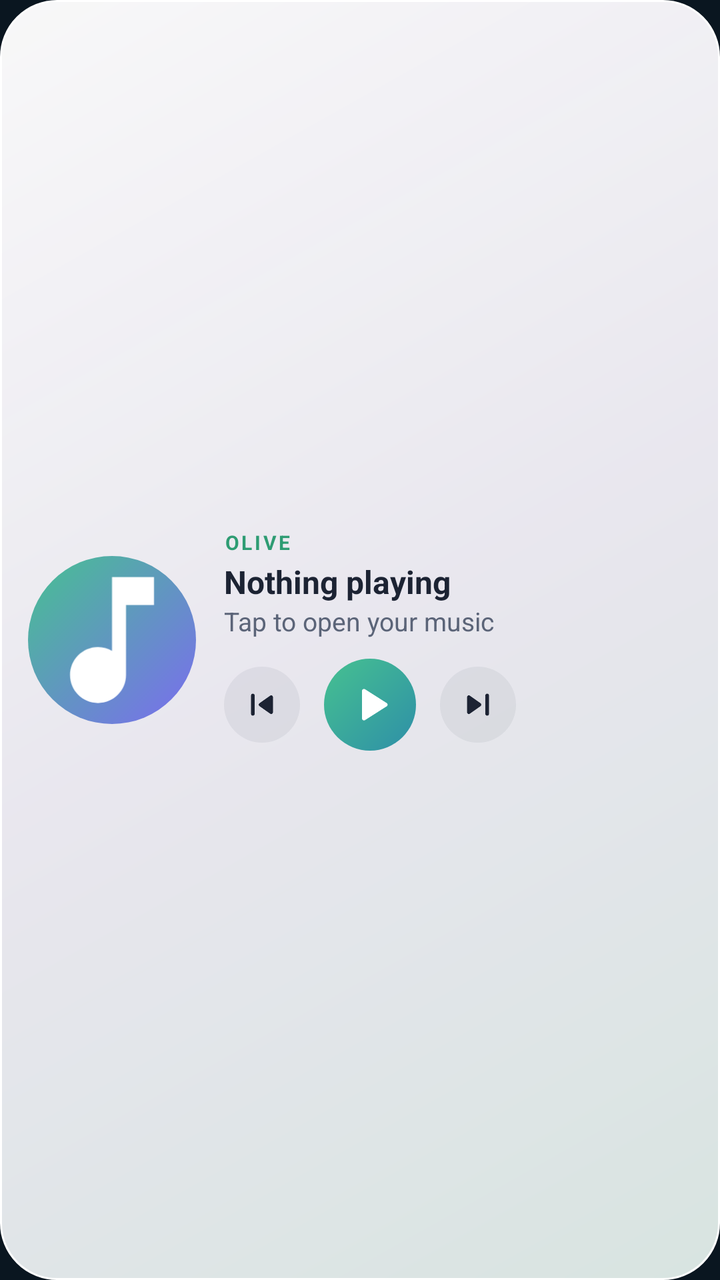
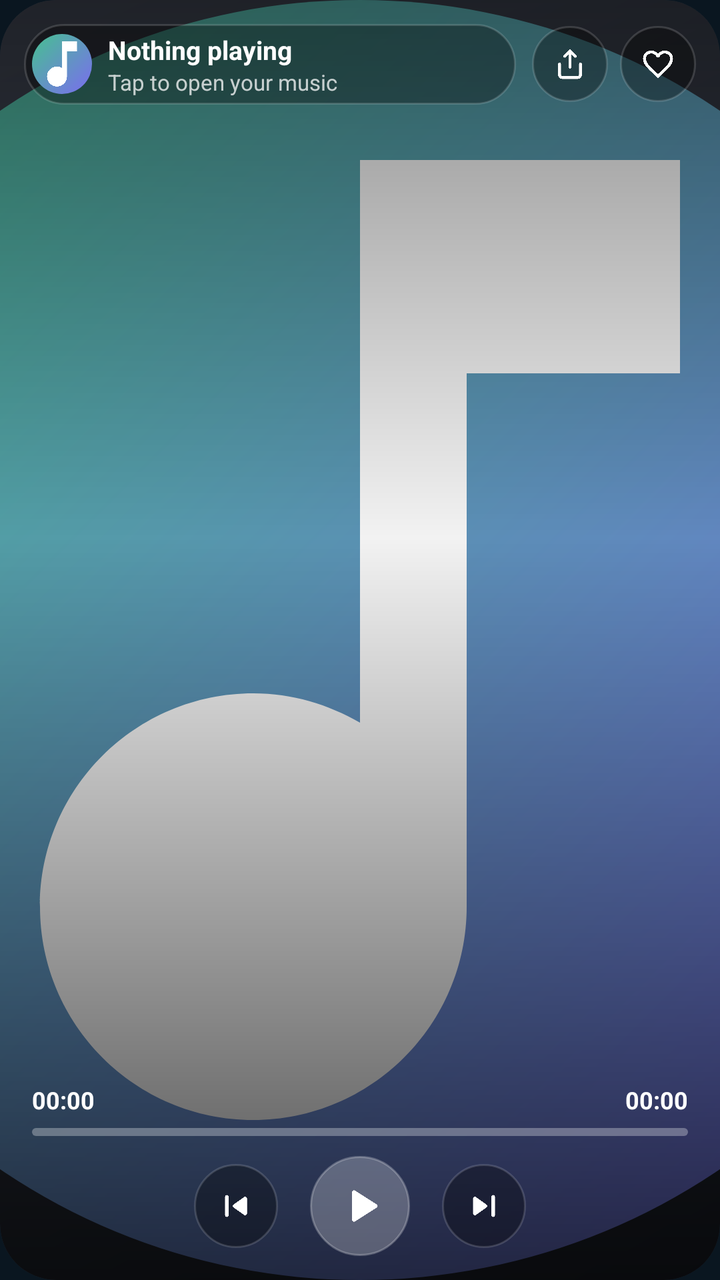

Before-and-after screenshots of an Android layout around one commit, followed by the original layout XML and the change that was made.
<!-- AndroidManifest.xml: application theme Theme.WaLEve -->
<!-- res/layout/widget_player.xml -->
<?xml version="1.0" encoding="utf-8"?>
<LinearLayout xmlns:android="http://schemas.android.com/apk/res/android"
    android:id="@+id/widget_root"
    android:layout_width="match_parent"
    android:layout_height="match_parent"
    android:background="@drawable/widget_bg"
    android:gravity="center_vertical"
    android:orientation="horizontal"
    android:padding="14dp">

    <ImageView
        android:id="@+id/widget_art"
        android:layout_width="84dp"
        android:layout_height="84dp"
        android:contentDescription="@string/widget_art"
        android:scaleType="centerCrop"
        android:src="@drawable/widget_art_placeholder" />

    <LinearLayout
        android:layout_width="0dp"
        android:layout_height="wrap_content"
        android:layout_marginStart="14dp"
        android:layout_weight="1"
        android:orientation="vertical">

        <TextView
            android:id="@+id/widget_label"
            android:layout_width="wrap_content"
            android:layout_height="wrap_content"
            android:letterSpacing="0.12"
            android:text="@string/widget_label_idle"
            android:textAllCaps="true"
            android:textColor="#2E9C73"
            android:textSize="10sp"
            android:textStyle="bold" />

        <TextView
            android:id="@+id/widget_title"
            android:layout_width="match_parent"
            android:layout_height="wrap_content"
            android:layout_marginTop="2dp"
            android:ellipsize="end"
            android:maxLines="1"
            android:text="@string/widget_title_idle"
            android:textColor="#1C2333"
            android:textSize="16sp"
            android:textStyle="bold" />

        <TextView
            android:id="@+id/widget_artist"
            android:layout_width="match_parent"
            android:layout_height="wrap_content"
            android:ellipsize="end"
            android:maxLines="1"
            android:text="@string/widget_artist_idle"
            android:textColor="#5B6478"
            android:textSize="13sp" />

        <LinearLayout
            android:layout_width="wrap_content"
            android:layout_height="wrap_content"
            android:layout_marginTop="10dp"
            android:gravity="center_vertical"
            android:orientation="horizontal">

            <ImageView
                android:id="@+id/widget_prev"
                android:layout_width="38dp"
                android:layout_height="38dp"
                android:background="@drawable/widget_btn_bg"
                android:contentDescription="@string/widget_prev"
                android:padding="8dp"
                android:src="@drawable/ic_w_prev" />

            <ImageView
                android:id="@+id/widget_play"
                android:layout_width="46dp"
                android:layout_height="46dp"
                android:layout_marginStart="12dp"
                android:layout_marginEnd="12dp"
                android:background="@drawable/widget_play_bg"
                android:contentDescription="@string/widget_play"
                android:padding="11dp"
                android:src="@drawable/ic_w_play" />

            <ImageView
                android:id="@+id/widget_next"
                android:layout_width="38dp"
                android:layout_height="38dp"
                android:background="@drawable/widget_btn_bg"
                android:contentDescription="@string/widget_next"
                android:padding="8dp"
                android:src="@drawable/ic_w_next" />
        </LinearLayout>
    </LinearLayout>
</LinearLayout>
<!-- resources referenced by this layout -->
<resources>
  <!-- drawable ic_w_next (drawable) -->
  <?xml version="1.0" encoding="utf-8"?>
  <vector xmlns:android="http://schemas.android.com/apk/res/android" android:width="24dp" android:height="24dp" android:viewportWidth="24" android:viewportHeight="24">
      <path android:fillColor="#FF1C2333" android:pathData="M7.58,16.89l5.77,-4.07c0.56,-0.4 0.56,-1.24 0,-1.63L7.58,7.11C6.91,6.65 6,7.12 6,7.93v8.14c0,0.81 0.91,1.28 1.58,0.82zM16,7v10c0,0.55 0.45,1 1,1s1,-0.45 1,-1V7c0,-0.55 -0.45,-1 -1,-1s-1,0.45 -1,1z" />
  </vector>
  <!-- drawable ic_w_prev (drawable) -->
  <?xml version="1.0" encoding="utf-8"?>
  <vector xmlns:android="http://schemas.android.com/apk/res/android" android:width="24dp" android:height="24dp" android:viewportWidth="24" android:viewportHeight="24">
      <path android:fillColor="#FF1C2333" android:pathData="M7,6c0.55,0 1,0.45 1,1v10c0,0.55 -0.45,1 -1,1s-1,-0.45 -1,-1V7c0,-0.55 0.45,-1 1,-1zM10.66,12.82l5.77,4.07c0.66,0.47 1.58,-0.01 1.58,-0.82V7.93c0,-0.81 -0.91,-1.28 -1.58,-0.82l-5.77,4.07c-0.57,0.4 -0.57,1.24 0,1.64z" />
  </vector>
  <!-- drawable widget_bg (drawable) -->
  <?xml version="1.0" encoding="utf-8"?>
  <shape xmlns:android="http://schemas.android.com/apk/res/android" android:shape="rectangle">
      <gradient android:angle="315" android:startColor="#F7FFFFFF" android:centerColor="#F0F6F3FB" android:endColor="#EAEAF6F1" />
      <corners android:radius="28dp" />
      <stroke android:width="1dp" android:color="#FFFFFFFF" />
  </shape>
  <!-- drawable widget_btn_bg (drawable) -->
  <?xml version="1.0" encoding="utf-8"?>
  <shape xmlns:android="http://schemas.android.com/apk/res/android" android:shape="oval">
      <solid android:color="#0F1C2333" />
  </shape>
  <!-- drawable widget_play_bg (drawable) -->
  <?xml version="1.0" encoding="utf-8"?>
  <shape xmlns:android="http://schemas.android.com/apk/res/android" android:shape="oval">
      <gradient android:angle="315" android:startColor="#46C190" android:endColor="#2E8FA8" />
  </shape>
  <string name="widget_label_idle">Olive</string>
  <!-- unchanged entries left out for length: 10 -->
</resources>

<!-- the commit's change to res/layout/widget_player.xml (unified diff, before → after) -->
@@ -1,96 +1,196 @@
 <?xml version="1.0" encoding="utf-8"?>
-<LinearLayout xmlns:android="http://schemas.android.com/apk/res/android"
-    android:id="@+id/widget_root"
+<FrameLayout xmlns:android="http://schemas.android.com/apk/res/android"
+    android:id="@android:id/background"
     android:layout_width="match_parent"
     android:layout_height="match_parent"
-    android:background="@drawable/widget_bg"
-    android:gravity="center_vertical"
-    android:orientation="horizontal"
-    android:padding="14dp">
+    android:background="@drawable/widget_card_bg"
+    android:clipToOutline="true">
 
     <ImageView
         android:id="@+id/widget_art"
-        android:layout_width="84dp"
-        android:layout_height="84dp"
+        android:layout_width="match_parent"
+        android:layout_height="match_parent"
         android:contentDescription="@string/widget_art"
         android:scaleType="centerCrop"
         android:src="@drawable/widget_art_placeholder" />
 
+    <ImageView
+        android:layout_width="match_parent"
+        android:layout_height="match_parent"
+        android:importantForAccessibility="no"
+        android:scaleType="fitXY"
+        android:src="@drawable/widget_scrim" />
+
     <LinearLayout
-        android:layout_width="0dp"
-        android:layout_height="wrap_content"
-        android:layout_marginStart="14dp"
-        android:layout_weight="1"
-        android:orientation="vertical">
+        android:id="@+id/widget_root"
+        android:layout_width="match_parent"
+        android:layout_height="match_parent"
+        android:orientation="vertical"
+        android:padding="12dp">
 
-        <TextView
-            android:id="@+id/widget_label"
-            android:layout_width="wrap_content"
-            android:layout_height="wrap_content"
-            android:letterSpacing="0.12"
-            android:text="@string/widget_label_idle"
-            android:textAllCaps="true"
-            android:textColor="#2E9C73"
-            android:textSize="10sp"
-            android:textStyle="bold" />
-
-        <TextView
-            android:id="@+id/widget_title"
+        
+        <LinearLayout
             android:layout_width="match_parent"
             android:layout_height="wrap_content"
-            android:layout_marginTop="2dp"
-            android:ellipsize="end"
-            android:maxLines="1"
-            android:text="@string/widget_title_idle"
-            android:textColor="#1C2333"
-            android:textSize="16sp"
-            android:textStyle="bold" />
+            android:gravity="center_vertical"
+            android:orientation="horizontal">
 
-        <TextView
-            android:id="@+id/widget_artist"
+            <LinearLayout
+                android:id="@+id/widget_pill"
+                android:layout_width="0dp"
+                android:layout_height="wrap_content"
+                android:layout_weight="1"
+                android:background="@drawable/widget_glass_pill"
+                android:gravity="center_vertical"
+                android:orientation="horizontal"
+                android:paddingStart="4dp"
+                android:paddingTop="4dp"
+                android:paddingEnd="12dp"
+                android:paddingBottom="4dp">
+
+                <ImageView
+                    android:id="@+id/widget_thumb"
+                    android:layout_width="30dp"
+                    android:layout_height="30dp"
+                    android:contentDescription="@string/widget_art"
+                    android:scaleType="centerCrop"
+                    android:src="@drawable/widget_art_placeholder" />
+
+                <LinearLayout
+                    android:layout_width="match_parent"
+                    android:layout_height="wrap_content"
+                    android:layout_marginStart="8dp"
+                    android:orientation="vertical">
+
+                    <TextView
+                        android:id="@+id/widget_title"
+                        android:layout_width="match_parent"
+                        android:layout_height="wrap_content"
+                        android:ellipsize="end"
+                        android:maxLines="1"
+                        android:text="@string/widget_title_idle"
+                        android:textColor="#FFFFFFFF"
+                        android:textSize="13sp"
+                        android:textStyle="bold" />
+
+                    <TextView
+                        android:id="@+id/widget_artist"
+                        android:layout_width="match_parent"
+                        android:layout_height="wrap_content"
+                        android:ellipsize="end"
+                        android:maxLines="1"
+                        android:text="@string/widget_artist_idle"
+                        android:textColor="#BFFFFFFF"
+                        android:textSize="11sp" />
+                </LinearLayout>
+            </LinearLayout>
+
+            <ImageView
+                android:id="@+id/widget_share"
+                android:layout_width="38dp"
+                android:layout_height="38dp"
+                android:layout_marginStart="8dp"
+                android:background="@drawable/widget_glass_circle"
+                android:contentDescription="@string/widget_share"
+                android:padding="10dp"
+                android:src="@drawable/ic_w_share" />
+
+            <ImageView
+                android:id="@+id/widget_fav"
+                android:layout_width="38dp"
+                android:layout_height="38dp"
+                android:layout_marginStart="6dp"
+                android:background="@drawable/widget_glass_circle"
+                android:contentDescription="@string/widget_fav"
+                android:padding="10dp"
+                android:src="@drawable/ic_w_heart" />
+        </LinearLayout>
+
+        
+        <FrameLayout
+            android:id="@+id/widget_open"
+            android:layout_width="match_parent"
+            android:layout_height="0dp"
+            android:layout_weight="1" />
+
+        
+        <LinearLayout
             android:layout_width="match_parent"
             android:layout_height="wrap_content"
-            android:ellipsize="end"
-            android:maxLines="1"
-            android:text="@string/widget_artist_idle"
-            android:textColor="#5B6478"
-            android:textSize="13sp" />
+            android:orientation="horizontal"
+            android:paddingStart="4dp"
+            android:paddingEnd="4dp">
 
+            <Chronometer
+                android:id="@+id/widget_elapsed"
+                android:layout_width="wrap_content"
+                android:layout_height="wrap_content"
+                android:textColor="#FFFFFFFF"
+                android:textSize="12sp"
+                android:textStyle="bold" />
+
+            <FrameLayout
+                android:layout_width="0dp"
+                android:layout_height="1dp"
+                android:layout_weight="1" />
+
+            <Chronometer
+                android:id="@+id/widget_remaining"
+                android:layout_width="wrap_content"
+                android:layout_height="wrap_content"
+                android:textColor="#FFFFFFFF"
+                android:textSize="12sp"
+                android:textStyle="bold" />
+        </LinearLayout>
+
+        <ProgressBar
+            android:id="@+id/widget_progress"
+            style="@android:style/Widget.ProgressBar.Horizontal"
+            android:layout_width="match_parent"
+            android:layout_height="4dp"
+            android:layout_marginStart="4dp"
+            android:layout_marginTop="6dp"
+            android:layout_marginEnd="4dp"
+            android:max="1000"
+            android:progress="0"
+            android:progressDrawable="@drawable/widget_progress" />
+
+        
         <LinearLayout
-            android:layout_width="wrap_content"
+            android:layout_width="match_parent"
             android:layout_height="wrap_content"
             android:layout_marginTop="10dp"
-            android:gravity="center_vertical"
+            android:gravity="center"
             android:orientation="horizontal">
 
             <ImageView
                 android:id="@+id/widget_prev"
-                android:layout_width="38dp"
-                android:layout_height="38dp"
-                android:background="@drawable/widget_btn_bg"
+                android:layout_width="42dp"
+                android:layout_height="42dp"
+                android:background="@drawable/widget_glass_circle"
                 android:contentDescription="@string/widget_prev"
-                android:padding="8dp"
-                android:src="@drawable/ic_w_prev" />
+                android:padding="10dp"
+                android:src="@drawable/ic_w_prev_white" />
 
             <ImageView
                 android:id="@+id/widget_play"
-                android:layout_width="46dp"
-                android:layout_height="46dp"
-                android:layout_marginStart="12dp"
-                android:layout_marginEnd="12dp"
-                android:background="@drawable/widget_play_bg"
+                android:layout_width="50dp"
+                android:layout_height="50dp"
+                android:layout_marginStart="16dp"
+                android:layout_marginEnd="16dp"
+                android:background="@drawable/widget_glass_circle_big"
                 android:contentDescription="@string/widget_play"
-                android:padding="11dp"
+                android:padding="13dp"
                 android:src="@drawable/ic_w_play" />
 
             <ImageView
                 android:id="@+id/widget_next"
-                android:layout_width="38dp"
-                android:layout_height="38dp"
-                android:background="@drawable/widget_btn_bg"
+                android:layout_width="42dp"
+                android:layout_height="42dp"
+                android:background="@drawable/widget_glass_circle"
                 android:contentDescription="@string/widget_next"
-                android:padding="8dp"
-                android:src="@drawable/ic_w_next" />
+                android:padding="10dp"
+                android:src="@drawable/ic_w_next_white" />
         </LinearLayout>
     </LinearLayout>
-</LinearLayout>
+</FrameLayout>
<!-- resource entries referenced after the edit -->
@@ -1,33 +1,68 @@
 <!-- resources referenced by this layout -->
 <resources>
-  <!-- drawable ic_w_next (drawable) -->
+  <!-- drawable ic_w_heart (drawable) -->
   <?xml version="1.0" encoding="utf-8"?>
   <vector xmlns:android="http://schemas.android.com/apk/res/android" android:width="24dp" android:height="24dp" android:viewportWidth="24" android:viewportHeight="24">
-      <path android:fillColor="#FF1C2333" android:pathData="M7.58,16.89l5.77,-4.07c0.56,-0.4 0.56,-1.24 0,-1.63L7.58,7.11C6.91,6.65 6,7.12 6,7.93v8.14c0,0.81 0.91,1.28 1.58,0.82zM16,7v10c0,0.55 0.45,1 1,1s1,-0.45 1,-1V7c0,-0.55 -0.45,-1 -1,-1s-1,0.45 -1,1z" />
+      <path android:fillColor="#FFFFFFFF" android:pathData="M16.5,3c-1.74,0 -3.41,0.81 -4.5,2.09C10.91,3.81 9.24,3 7.5,3 4.42,3 2,5.42 2,8.5c0,3.78 3.4,6.86 8.55,11.54L12,21.35l1.45,-1.32C18.6,15.36 22,12.28 22,8.5 22,5.42 19.58,3 16.5,3zM12.1,18.55l-0.1,0.1 -0.1,-0.1C7.14,14.24 4,11.39 4,8.5 4,6.5 5.5,5 7.5,5c1.54,0 3.04,0.99 3.57,2.36h1.87C13.46,5.99 14.96,5 16.5,5c2,0 3.5,1.5 3.5,3.5 0,2.89 -3.14,5.74 -7.9,10.05z" />
   </vector>
-  <!-- drawable ic_w_prev (drawable) -->
+  <!-- drawable ic_w_next_white (drawable) -->
   <?xml version="1.0" encoding="utf-8"?>
   <vector xmlns:android="http://schemas.android.com/apk/res/android" android:width="24dp" android:height="24dp" android:viewportWidth="24" android:viewportHeight="24">
-      <path android:fillColor="#FF1C2333" android:pathData="M7,6c0.55,0 1,0.45 1,1v10c0,0.55 -0.45,1 -1,1s-1,-0.45 -1,-1V7c0,-0.55 0.45,-1 1,-1zM10.66,12.82l5.77,4.07c0.66,0.47 1.58,-0.01 1.58,-0.82V7.93c0,-0.81 -0.91,-1.28 -1.58,-0.82l-5.77,4.07c-0.57,0.4 -0.57,1.24 0,1.64z" />
+      <path android:fillColor="#FFFFFFFF" android:pathData="M7.58,16.89l5.77,-4.07c0.56,-0.4 0.56,-1.24 0,-1.63L7.58,7.11C6.91,6.65 6,7.12 6,7.93v8.14c0,0.81 0.91,1.28 1.58,0.82zM16,7v10c0,0.55 0.45,1 1,1s1,-0.45 1,-1V7c0,-0.55 -0.45,-1 -1,-1s-1,0.45 -1,1z" />
   </vector>
-  <!-- drawable widget_bg (drawable) -->
+  <!-- drawable ic_w_prev_white (drawable) -->
+  <?xml version="1.0" encoding="utf-8"?>
+  <vector xmlns:android="http://schemas.android.com/apk/res/android" android:width="24dp" android:height="24dp" android:viewportWidth="24" android:viewportHeight="24">
+      <path android:fillColor="#FFFFFFFF" android:pathData="M7,6c0.55,0 1,0.45 1,1v10c0,0.55 -0.45,1 -1,1s-1,-0.45 -1,-1V7c0,-0.55 0.45,-1 1,-1zM10.66,12.82l5.77,4.07c0.66,0.47 1.58,-0.01 1.58,-0.82V7.93c0,-0.81 -0.91,-1.28 -1.58,-0.82l-5.77,4.07c-0.57,0.4 -0.57,1.24 0,1.64z" />
+  </vector>
+  <!-- drawable ic_w_share (drawable) -->
+  <?xml version="1.0" encoding="utf-8"?>
+  <vector xmlns:android="http://schemas.android.com/apk/res/android" android:width="24dp" android:height="24dp" android:viewportWidth="24" android:viewportHeight="24">
+      <path android:fillColor="#FFFFFFFF" android:pathData="M12,2.3c0.27,0 0.52,0.11 0.71,0.29l3.5,3.5a1,1 0,0 1,-1.42 1.42L13,5.71V14a1,1 0,1 1,-2 0V5.71L9.21,7.5A1,1 0,0 1,7.79 6.08l3.5,-3.5C11.48,2.41 11.73,2.3 12,2.3zM5,11a1,1 0,0 1,1 1v7c0,0.55 0.45,1 1,1h10c0.55,0 1,-0.45 1,-1v-7a1,1 0,1 1,2 0v7c0,1.66 -1.34,3 -3,3H7c-1.66,0 -3,-1.34 -3,-3v-7a1,1 0,0 1,1 -1z" />
+  </vector>
+  <!-- drawable widget_card_bg (drawable) -->
   <?xml version="1.0" encoding="utf-8"?>
   <shape xmlns:android="http://schemas.android.com/apk/res/android" android:shape="rectangle">
-      <gradient android:angle="315" android:startColor="#F7FFFFFF" android:centerColor="#F0F6F3FB" android:endColor="#EAEAF6F1" />
+      <gradient android:angle="315" android:startColor="#FF3A3F4B" android:endColor="#FF1C2029" />
       <corners android:radius="28dp" />
-      <stroke android:width="1dp" android:color="#FFFFFFFF" />
   </shape>
-  <!-- drawable widget_btn_bg (drawable) -->
+  <!-- drawable widget_glass_circle (drawable) -->
   <?xml version="1.0" encoding="utf-8"?>
   <shape xmlns:android="http://schemas.android.com/apk/res/android" android:shape="oval">
-      <solid android:color="#0F1C2333" />
+      <solid android:color="#59000000" />
+      <stroke android:width="1dp" android:color="#26FFFFFF" />
   </shape>
-  <!-- drawable widget_play_bg (drawable) -->
+  <!-- drawable widget_glass_circle_big (drawable) -->
   <?xml version="1.0" encoding="utf-8"?>
   <shape xmlns:android="http://schemas.android.com/apk/res/android" android:shape="oval">
-      <gradient android:angle="315" android:startColor="#46C190" android:endColor="#2E8FA8" />
+      <solid android:color="#40FFFFFF" />
+      <stroke android:width="1dp" android:color="#40FFFFFF" />
   </shape>
-  <string name="widget_label_idle">Olive</string>
+  <!-- drawable widget_glass_pill (drawable) -->
+  <?xml version="1.0" encoding="utf-8"?>
+  <shape xmlns:android="http://schemas.android.com/apk/res/android" android:shape="rectangle">
+      <solid android:color="#59000000" />
+      <stroke android:width="1dp" android:color="#26FFFFFF" />
+      <corners android:radius="999dp" />
+  </shape>
+  <!-- drawable widget_progress (drawable) -->
+  <?xml version="1.0" encoding="utf-8"?>
+  <layer-list xmlns:android="http://schemas.android.com/apk/res/android">
+      <item android:id="@android:id/background">
+          <shape><corners android:radius="2dp" /><solid android:color="#4DFFFFFF" /></shape>
+      </item>
+      <item android:id="@android:id/progress">
+          <clip><shape><corners android:radius="2dp" /><solid android:color="#FFFFFFFF" /></shape></clip>
+      </item>
+  </layer-list>
+  <!-- drawable widget_scrim (drawable) -->
+  <?xml version="1.0" encoding="utf-8"?>
+  <shape xmlns:android="http://schemas.android.com/apk/res/android" android:shape="rectangle">
+      <gradient android:angle="270" android:startColor="#73000000" android:centerColor="#0D000000" android:endColor="#B3000000" android:centerY="0.42" />
+      <corners android:radius="28dp" />
+  </shape>
+  <string name="widget_fav">Favourite</string>
+  <string name="widget_share">Share song</string>
   <!-- unchanged entries left out for length: 10 -->
 </resources>
 
